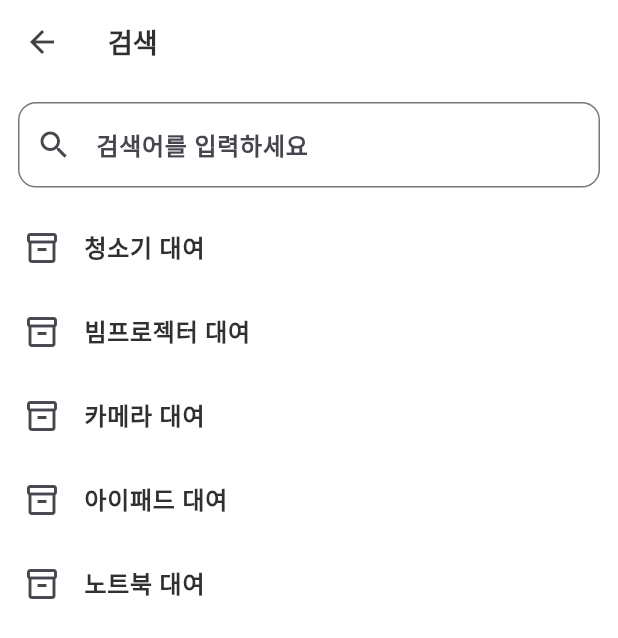
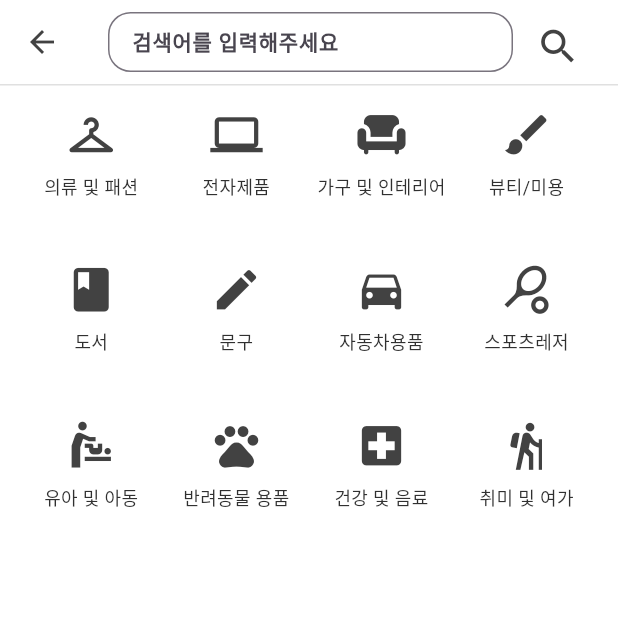
Before and after one commit to Renty-Project-Team/renty_client, a Flutter app: the screen it shows after launch, item 2 of the bottom bar chosen, on a phone screen of 412 x 824 dp. Shown: the top 638 px of the screen. Run offline on Flutter 3.47's test engine with Material 3 defaults, Android fonts, the phone set to English and light mode, and no system bars; Roboto replaces fonts that are missing (Noto Sans KR).

Commit message:
Feat:검색UI 뼈대를 만든다
검색을 위한 textfiled 생성 및카테고리 생성 화면전화을 위한 bottom.dart에 opTap수정

```diff
--- /dev/null
+++ b/lib/SearchCategory.dart
@@ -0,0 +1,97 @@
+import 'package:flutter/material.dart';
+
+class SearchCategories extends StatelessWidget {  //아이콘 출가 할거 있으면 여기에 적으면 됨
+  final List<Map<String, dynamic>> categories = [
+    {'icon': Icons.checkroom, 'label': '의류 및 패션'},
+    {'icon': Icons.computer, 'label': '전자제품'},
+    {'icon': Icons.chair, 'label': '가구 및 인테리어'},
+    {'icon': Icons.brush, 'label': '뷰티/미용'},
+    {'icon': Icons.book, 'label': '도서'},
+    {'icon': Icons.create, 'label': '문구'},
+    {'icon': Icons.directions_car, 'label': '자동차용품'},
+    {'icon': Icons.sports_tennis, 'label': '스포츠레저'},
+    {'icon': Icons.baby_changing_station, 'label': '유아 및 아동'},
+    {'icon': Icons.pets, 'label': '반려동물 용품'},
+    {'icon': Icons.local_hospital, 'label': '건강 및 음료'},
+    {'icon': Icons.hiking, 'label': '취미 및 여가'},
+  ];
+
+  @override
+  Widget build(BuildContext context) {
+    return Scaffold(
+      appBar: AppBar(
+          title: Container(
+            height: 40,
+            child: Row(
+              children: [
+                Expanded(
+                  child: TextField(
+                    decoration: InputDecoration(
+                      hintText: '검색어를 입력해주세요',
+                      border: OutlineInputBorder(
+                        borderRadius: BorderRadius.circular(15.0),
+                      ),
+                      contentPadding: EdgeInsets.symmetric(horizontal: 12),
+                    ),
+                    style: TextStyle(fontSize: 14),
+                  ),
+                ),
+                SizedBox(width: 6), // 텍스트 필드와 아이콘 사이 간격
+                IconButton(
+                  icon: Icon(Icons.search,size:30),
+                  onPressed: () {
+                    // 검색 버튼 눌렀을 때 동작
+                    print("검색 버튼 클릭됨");
+                  },
+                ),
+              ],
+            ),
+          ),
+      ),
+      //분리선
+      body: Column(
+        children: [
+          Divider(
+            thickness: 1,
+            height: 1,
+            color: Colors.grey[300],
+          ),
+      // 카테고리 영역
+          Expanded(
+            child: Padding(
+              padding: const EdgeInsets.all(15.0),
+              child: GridView.builder(
+                itemCount: categories.length,
+                gridDelegate: SliverGridDelegateWithFixedCrossAxisCount(
+                  crossAxisCount: 4,
+                  crossAxisSpacing: 5,
+                  mainAxisSpacing: 12,
+                ),
+                itemBuilder: (context, index) {
+                  final category = categories[index];
+                  return GestureDetector(
+                    onTap: () {
+                      print("클릭한 카테고리: ${category['label']}");
+                    },
+                    child: Column(
+                      mainAxisSize: MainAxisSize.min,
+                      children: [
+                      Icon(category['icon'], size: 35),
+                      SizedBox(height: 8),
+                        Text(
+                          category['label'],
+                          style: TextStyle(fontSize: 12),
+                          textAlign: TextAlign.center,
+                        ),
+                      ],
+                    ),
+                  );
+                },
+              ),
+            ),
+          ),
+        ],
+      ),
+    );
+  }
+}
--- a/lib/bottom_menu_bar.dart
+++ b/lib/bottom_menu_bar.dart
@@ -59,7 +59,7 @@ class BottomMenuBar extends StatelessWidget {
             if(index ==1){
               Navigator.push(
                 context,
-                MaterialPageRoute(builder: (context)=>SearchPage())
+                MaterialPageRoute(builder: (context)=>SearchPage()),
               );
             }
           } // Handle tap here if needed
--- a/lib/search.dart
+++ b/lib/search.dart
@@ -1,84 +1,15 @@
-import 'dart:js_interop';
-
 import 'package:flutter/material.dart';
 import 'global_theme.dart';
-import 'logo_app_ber.dart';
+import 'SearchCategory.dart';
 import 'bottom_menu_bar.dart';
 
 
-class SearchPage extends StatefulWidget {
+class SearchPage extends StatelessWidget {
   const SearchPage({super.key});
-
-  @override
-  State<SearchPage> createState() => _SearchPageState();
-}
-
-class _SearchPageState extends State<SearchPage> {
-  final TextEditingController _searchController = TextEditingController();
-  final List<String> _allItems = [
-    '청소기 대여',
-    '빔프로젝터 대여',
-    '카메라 대여',
-    '아이패드 대여',
-    '노트북 대여',
-  ];
-
-  List<String> _filteredItems = [];
-
-  @override
-  void initState() {
-    super.initState();
-    _filteredItems = _allItems;
-  }
-
-  void _onSearchChanged(String query) {
-    setState(() {
-      _filteredItems = _allItems
-          .where((item) => item.contains(query.trim()))
-          .toList();
-    });
-  }
-
   @override
   Widget build(BuildContext context) {
     return Scaffold(
-      appBar: AppBar(title: const Text('검색')),
-      body: Column(
-        children: [
-          // 🔍 검색창
-          Padding(
-            padding: const EdgeInsets.all(12.0),
-            child: TextField(
-              controller: _searchController,
-              onChanged: _onSearchChanged,
-              decoration: InputDecoration(
-                hintText: '검색어를 입력하세요',
-                prefixIcon: const Icon(Icons.search),
-                border: OutlineInputBorder(
-                  borderRadius: BorderRadius.circular(12),
-                ),
-              ),
-            ),
-          ),
-
-          // 📄 검색 결과 리스트
-          Expanded(
-            child: ListView.builder(
-              itemCount: _filteredItems.length,
-              itemBuilder: (context, index) {
-                final item = _filteredItems[index];
-                return ListTile(
-                  title: Text(item),
-                  leading: const Icon(Icons.inventory_2_outlined),
-                  onTap: () {
-                    // TODO: 상세페이지 연결 가능
-                  },
-                );
-              },
-            ),
-          ),
-        ],
-      ),
+      body: Center(child: SearchCategories()),
     );
   }
 }
```
